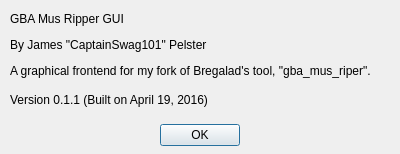
This is aboutdialog.ui in CaptainSwag101/gba-mus-ripper-gui as Qt 5 draws it before an edit. The edited form follows.
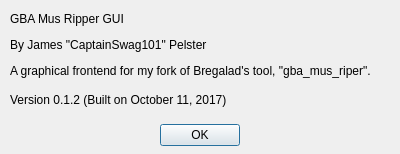
This is the edited form.

The edit to the form file:
```diff
--- a/aboutdialog.ui
+++ b/aboutdialog.ui
@@ -76,7 +76,7 @@
     <item>
      <widget class="QLabel" name="versionLabel">
       <property name="text">
-       <string>&lt;html&gt;&lt;head/&gt;&lt;body&gt;&lt;p&gt;Version 0.1.1 (Built on April 19, 2016)&lt;/p&gt;&lt;/body&gt;&lt;/html&gt;</string>
+       <string>&lt;html&gt;&lt;head/&gt;&lt;body&gt;&lt;p&gt;Version 0.1.2 (Built on October 11, 2017)&lt;/p&gt;&lt;/body&gt;&lt;/html&gt;</string>
       </property>
      </widget>
     </item>
```
